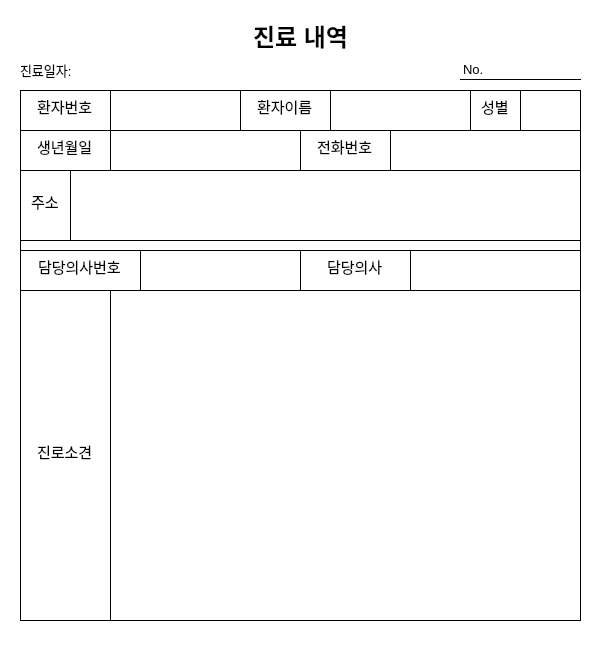
This is pms/PatientManagementSW/medicalchart.ui in KimYooseon/FinalProject as Qt 5 draws it before an edit. The edited form follows.
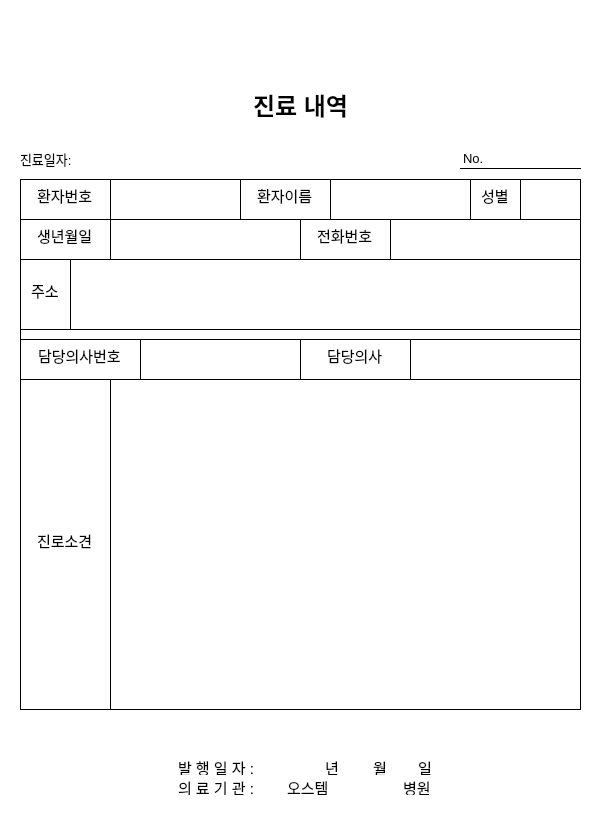
This is the edited form.

Commit message: add print func

Diff of the .ui file:
```diff
--- a/pms/PatientManagementSW/medicalchart.ui
+++ b/pms/PatientManagementSW/medicalchart.ui
@@ -6,8 +6,8 @@
    <rect>
     <x>0</x>
     <y>0</y>
-    <width>610</width>
-    <height>645</height>
+    <width>601</width>
+    <height>840</height>
    </rect>
   </property>
   <property name="windowTitle">
@@ -17,33 +17,82 @@
    <string notr="true">background-color: rgb(255, 255, 255);
 border-radius: 10px;</string>
   </property>
-  <widget class="QLabel" name="label">
+  <widget class="QPushButton" name="emailPushButton">
+   <property name="geometry">
+    <rect>
+     <x>550</x>
+     <y>20</y>
+     <width>31</width>
+     <height>31</height>
+    </rect>
+   </property>
+   <property name="styleSheet">
+    <string notr="true">background-color: qlineargradient(spread:pad, x1:0.0, y1:0.0, x2:1, 
+y2:1, stop:0 rgba(150, 150, 150, 50), stop:1 rgba(90, 90, 90, 100));
+selection-color: black;
+border-width: 1px;
+border-style: solid gray;</string>
+   </property>
+   <property name="text">
+    <string/>
+   </property>
+   <property name="iconSize">
+    <size>
+     <width>20</width>
+     <height>20</height>
+    </size>
+   </property>
+  </widget>
+  <widget class="QPushButton" name="printPushButton">
+   <property name="geometry">
+    <rect>
+     <x>515</x>
+     <y>20</y>
+     <width>31</width>
+     <height>31</height>
+    </rect>
+   </property>
+   <property name="styleSheet">
+    <string notr="true">background-color: qlineargradient(spread:pad, x1:0.0, y1:0.0, x2:1, 
+y2:1, stop:0 rgba(150, 150, 150, 50), stop:1 rgba(90, 90, 90, 100));
+selection-color: black;
+border-width: 1px;
+border-style: solid gray;
+QPushButton::hover{background-color: qlineargradient(spread:pad, x1:0.0, y1:0.0, x2:1, 
+y2:1, stop:0 rgba(150, 150, 150, 50), stop:1 rgba(237, 136, 23, 50));};
+
+</string>
+   </property>
+   <property name="text">
+    <string/>
+   </property>
+   <property name="iconSize">
+    <size>
+     <width>20</width>
+     <height>20</height>
+    </size>
+   </property>
+  </widget>
+  <widget class="QFrame" name="frame_2">
    <property name="geometry">
     <rect>
      <x>0</x>
-     <y>10</y>
+     <y>59</y>
      <width>601</width>
-     <height>51</height>
+     <height>781</height>
     </rect>
    </property>
-   <property name="font">
-    <font>
-     <pointsize>18</pointsize>
-     <bold>true</bold>
-    </font>
+   <property name="frameShape">
+    <enum>QFrame::StyledPanel</enum>
    </property>
-   <property name="text">
-    <string>진료 내역</string>
+   <property name="frameShadow">
+    <enum>QFrame::Raised</enum>
    </property>
-   <property name="alignment">
-    <set>Qt::AlignCenter</set>
-   </property>
-  </widget>
   <widget class="QLabel" name="label_2">
    <property name="geometry">
     <rect>
      <x>460</x>
-     <y>60</y>
+      <y>90</y>
      <width>121</width>
      <height>20</height>
     </rect>
@@ -66,7 +115,7 @@
    <property name="geometry">
     <rect>
      <x>20</x>
-     <y>90</y>
+      <y>120</y>
      <width>561</width>
      <height>531</height>
     </rect>
@@ -560,47 +609,11 @@
     </property>
    </widget>
   </widget>
-  <widget class="QLabel" name="label_3">
-   <property name="geometry">
-    <rect>
-     <x>20</x>
-     <y>60</y>
-     <width>101</width>
-     <height>20</height>
-    </rect>
-   </property>
-   <property name="font">
-    <font>
-     <pointsize>10</pointsize>
-    </font>
-   </property>
-   <property name="text">
-    <string>진료일자:</string>
-   </property>
-  </widget>
-  <widget class="QLabel" name="reportDateLabel">
-   <property name="geometry">
-    <rect>
-     <x>80</x>
-     <y>60</y>
-     <width>161</width>
-     <height>20</height>
-    </rect>
-   </property>
-   <property name="font">
-    <font>
-     <pointsize>10</pointsize>
-    </font>
-   </property>
-   <property name="text">
-    <string/>
-   </property>
-  </widget>
   <widget class="QLabel" name="reportNoLabel">
    <property name="geometry">
     <rect>
      <x>500</x>
-     <y>60</y>
+      <y>90</y>
      <width>81</width>
      <height>20</height>
     </rect>
@@ -619,62 +632,281 @@
     <string/>
    </property>
   </widget>
-  <widget class="QPushButton" name="emailPushButton">
+   <widget class="QLabel" name="reportDateLabel">
    <property name="geometry">
     <rect>
-     <x>550</x>
-     <y>20</y>
-     <width>31</width>
-     <height>31</height>
-    </rect>
-   </property>
-   <property name="styleSheet">
-    <string notr="true">background-color: qlineargradient(spread:pad, x1:0.0, y1:0.0, x2:1, 
-y2:1, stop:0 rgba(150, 150, 150, 50), stop:1 rgba(90, 90, 90, 100));
-selection-color: black;
-border-width: 1px;
-border-style: solid gray;</string>
+      <x>80</x>
+      <y>90</y>
+      <width>161</width>
+      <height>20</height>
+     </rect>
+    </property>
+    <property name="font">
+     <font>
+      <pointsize>10</pointsize>
+     </font>
    </property>
    <property name="text">
     <string/>
    </property>
-   <property name="iconSize">
-    <size>
-     <width>20</width>
+   </widget>
+   <widget class="QLabel" name="label_3">
+    <property name="geometry">
+     <rect>
+      <x>20</x>
+      <y>90</y>
+      <width>61</width>
      <height>20</height>
-    </size>
-   </property>
-  </widget>
-  <widget class="QPushButton" name="printPushButton">
+     </rect>
+    </property>
+    <property name="font">
+     <font>
+      <pointsize>10</pointsize>
+     </font>
+    </property>
+    <property name="text">
+     <string>진료일자:</string>
+    </property>
+   </widget>
+   <widget class="QLabel" name="label">
    <property name="geometry">
     <rect>
-     <x>515</x>
+      <x>0</x>
      <y>20</y>
-     <width>31</width>
-     <height>31</height>
-    </rect>
-   </property>
+      <width>601</width>
+      <height>51</height>
+     </rect>
+    </property>
+    <property name="font">
+     <font>
+      <pointsize>18</pointsize>
+      <bold>true</bold>
+     </font>
+    </property>
+    <property name="text">
+     <string>진료 내역</string>
+    </property>
+    <property name="alignment">
+     <set>Qt::AlignCenter</set>
+    </property>
+   </widget>
+   <widget class="QLabel" name="yearLabel">
+    <property name="geometry">
+     <rect>
+      <x>288</x>
+      <y>700</y>
+      <width>41</width>
+      <height>16</height>
+     </rect>
+    </property>
+    <property name="font">
+     <font>
+      <pointsize>11</pointsize>
+     </font>
+    </property>
    <property name="styleSheet">
-    <string notr="true">background-color: qlineargradient(spread:pad, x1:0.0, y1:0.0, x2:1, 
-y2:1, stop:0 rgba(150, 150, 150, 50), stop:1 rgba(90, 90, 90, 100));
-selection-color: black;
-border-width: 1px;
-border-style: solid gray;
-QPushButton::hover{background-color: qlineargradient(spread:pad, x1:0.0, y1:0.0, x2:1, 
-y2:1, stop:0 rgba(150, 150, 150, 50), stop:1 rgba(237, 136, 23, 50));};
-
-</string>
+     <string notr="true">background-color: rgba(255, 255, 255, 0);</string>
    </property>
    <property name="text">
     <string/>
    </property>
-   <property name="iconSize">
-    <size>
-     <width>20</width>
-     <height>20</height>
-    </size>
-   </property>
-  </widget>
+   </widget>
+   <widget class="QLabel" name="label_4">
+    <property name="geometry">
+     <rect>
+      <x>325</x>
+      <y>700</y>
+      <width>16</width>
+      <height>16</height>
+     </rect>
+    </property>
+    <property name="font">
+     <font>
+      <pointsize>11</pointsize>
+     </font>
+    </property>
+    <property name="styleSheet">
+     <string notr="true">background-color: rgba(255, 255, 255, 0);</string>
+    </property>
+    <property name="text">
+     <string>년</string>
+    </property>
+   </widget>
+   <widget class="QLabel" name="monthLabel">
+    <property name="geometry">
+     <rect>
+      <x>352</x>
+      <y>700</y>
+      <width>21</width>
+      <height>16</height>
+     </rect>
+    </property>
+    <property name="font">
+     <font>
+      <pointsize>11</pointsize>
+     </font>
+    </property>
+    <property name="styleSheet">
+     <string notr="true">background-color: rgba(255, 255, 255, 0);</string>
+    </property>
+    <property name="text">
+     <string/>
+    </property>
+   </widget>
+   <widget class="QLabel" name="label_5">
+    <property name="geometry">
+     <rect>
+      <x>373</x>
+      <y>700</y>
+      <width>16</width>
+      <height>16</height>
+     </rect>
+    </property>
+    <property name="font">
+     <font>
+      <pointsize>11</pointsize>
+     </font>
+    </property>
+    <property name="styleSheet">
+     <string notr="true">background-color: rgba(255, 255, 255, 0);</string>
+    </property>
+    <property name="text">
+     <string>월</string>
+    </property>
+   </widget>
+   <widget class="QLabel" name="dayLabel">
+    <property name="geometry">
+     <rect>
+      <x>398</x>
+      <y>700</y>
+      <width>21</width>
+      <height>16</height>
+     </rect>
+    </property>
+    <property name="font">
+     <font>
+      <pointsize>11</pointsize>
+     </font>
+    </property>
+    <property name="styleSheet">
+     <string notr="true">background-color: rgba(255, 255, 255, 0);</string>
+    </property>
+    <property name="text">
+     <string/>
+    </property>
+   </widget>
+   <widget class="QLabel" name="label_7">
+    <property name="geometry">
+     <rect>
+      <x>418</x>
+      <y>700</y>
+      <width>16</width>
+      <height>16</height>
+     </rect>
+    </property>
+    <property name="font">
+     <font>
+      <pointsize>11</pointsize>
+     </font>
+    </property>
+    <property name="styleSheet">
+     <string notr="true">background-color: rgba(255, 255, 255, 0);</string>
+    </property>
+    <property name="text">
+     <string>일</string>
+    </property>
+   </widget>
+   <widget class="QLabel" name="label_8">
+    <property name="geometry">
+     <rect>
+      <x>178</x>
+      <y>700</y>
+      <width>91</width>
+      <height>16</height>
+     </rect>
+    </property>
+    <property name="font">
+     <font>
+      <pointsize>11</pointsize>
+     </font>
+    </property>
+    <property name="styleSheet">
+     <string notr="true">background-color: rgba(255, 255, 255, 0);</string>
+    </property>
+    <property name="text">
+     <string>발 행 일 자 : </string>
+    </property>
+   </widget>
+   <widget class="QLabel" name="hospitalNameLabel">
+    <property name="geometry">
+     <rect>
+      <x>287</x>
+      <y>720</y>
+      <width>91</width>
+      <height>16</height>
+     </rect>
+    </property>
+    <property name="font">
+     <font>
+      <pointsize>11</pointsize>
+     </font>
+    </property>
+    <property name="styleSheet">
+     <string notr="true">background-color: rgba(255, 255, 255, 0);</string>
+    </property>
+    <property name="text">
+     <string>오스템</string>
+    </property>
+    <property name="alignment">
+     <set>Qt::AlignLeading|Qt::AlignLeft|Qt::AlignVCenter</set>
+    </property>
+   </widget>
+   <widget class="QLabel" name="label_10">
+    <property name="geometry">
+     <rect>
+      <x>178</x>
+      <y>720</y>
+      <width>91</width>
+      <height>16</height>
+     </rect>
+    </property>
+    <property name="font">
+     <font>
+      <pointsize>11</pointsize>
+     </font>
+    </property>
+    <property name="styleSheet">
+     <string notr="true">background-color: rgba(255, 255, 255, 0);</string>
+    </property>
+    <property name="text">
+     <string>의 료 기 관 : </string>
+    </property>
+   </widget>
+   <widget class="QLabel" name="label_13">
+    <property name="geometry">
+     <rect>
+      <x>403</x>
+      <y>720</y>
+      <width>31</width>
+      <height>16</height>
+     </rect>
+    </property>
+    <property name="font">
+     <font>
+      <pointsize>11</pointsize>
+     </font>
+    </property>
+    <property name="styleSheet">
+     <string notr="true">background-color: rgba(255, 255, 255, 0);</string>
+    </property>
+    <property name="text">
+     <string>병원</string>
+    </property>
+   </widget>
+  </widget>
+  <zorder>frame_2</zorder>
+  <zorder>emailPushButton</zorder>
+  <zorder>printPushButton</zorder>
  </widget>
  <resources/>
  <connections/>
```
Lines whose indentation alone changed are shown as unchanged. The commit also changes 1 other file.
